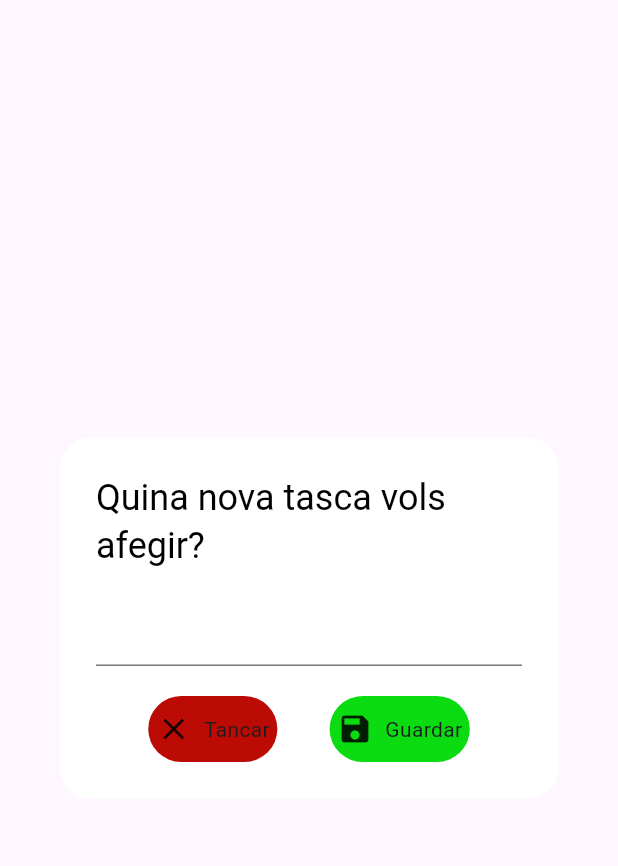
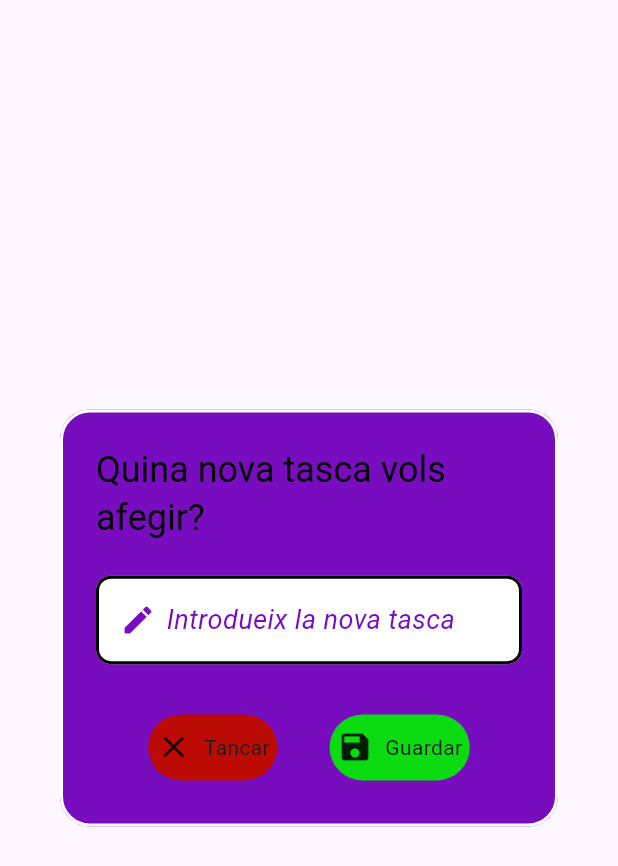
Before and after one commit to carlevo/app_tasks, a Flutter app: the DialogNovaTasca widget shown alone on an empty page, opened directly, on a phone screen of 412 x 824 dp. Shown: the top 866 px of the screen. Run offline on Flutter 3.47's test engine with Material 3 defaults, Android fonts, the light colour scheme and no system bars.

Commit message:
Estil dialog acabat

```diff
--- a/lib/components/dialog_nova_tasca.dart
+++ b/lib/components/dialog_nova_tasca.dart
@@ -1,5 +1,6 @@
 import 'package:app_tasks/colors_app.dart';
 import 'package:app_tasks/components/boto_dialog.dart';
+import 'package:app_tasks/components/textfieldpersonalitzat.dart';
 import 'package:flutter/material.dart';
 
 class DialogNovaTasca extends StatelessWidget {
@@ -8,18 +9,28 @@ class DialogNovaTasca extends StatelessWidget {
   @override
   Widget build(BuildContext context) {
     return AlertDialog(
-      backgroundColor: ColorsApp.secondaryColor,
-      shape: RoundedRectangleBorder(borderRadius: BorderRadius.circular(20)),
+      //Fondo del dialogo
+      backgroundColor: ColorsApp.accentColor,
+      shape: RoundedRectangleBorder(
+        borderRadius: BorderRadius.circular(20),
+        //Añadimos el side
+        side: BorderSide(color: ColorsApp.secondaryColor, width: 2),
+      ),
 
       title: Text(
         "Quina nova tasca vols afegir?",
         style: TextStyle(color: ColorsApp.primaryColor),
       ),
       content: Container(
+        //Añadimos el height y width para limitar el contenido
+        height: 150,
+        width: MediaQuery.of(context).size.width * 0.8,
         child: Column(
+          //Añadimos un evenly para que quede uniforme
+          mainAxisAlignment: MainAxisAlignment.spaceEvenly,
           mainAxisSize: MainAxisSize.min,
           children: [
-            TextField(),
+            Textfieldpersonalitzat(),
             SizedBox(height: 20),
             Row(
               mainAxisAlignment: MainAxisAlignment.spaceEvenly,
--- /dev/null
+++ b/lib/components/textfieldpersonalitzat.dart
@@ -0,0 +1,51 @@
+import 'package:app_tasks/colors_app.dart';
+import 'package:flutter/material.dart';
+
+//Customizar con los colores que pertoque
+class Textfieldpersonalitzat extends StatelessWidget {
+  const Textfieldpersonalitzat({super.key});
+
+  @override
+  Widget build(BuildContext context) {
+    return TextField(
+      //Color del cursor al escribir
+      cursorColor: ColorsApp.primaryColor,
+      //Tamaño del cursor que parpadea al escribir
+      cursorWidth: 2,
+      //Estilos de la caja de texto
+      style: TextStyle(
+        color: ColorsApp.accentColor,
+        fontSize: 18,
+        fontStyle: FontStyle.italic,
+      ),
+      decoration: InputDecoration(
+        hint: Row(
+          children: [
+            Icon(Icons.edit, color: ColorsApp.accentColor),
+            SizedBox(width: 7),
+            Text(
+              "Introdueix la nova tasca",
+              style: TextStyle(
+                color: ColorsApp.accentColor,
+                fontSize: 18,
+                fontStyle: FontStyle.italic,
+              ),
+            ),
+          ],
+        ),
+        filled: true,
+        //back del textfield
+        fillColor: ColorsApp.secondaryColor,
+
+        enabledBorder: OutlineInputBorder(
+          borderRadius: BorderRadius.circular(10),
+          borderSide: BorderSide(color: ColorsApp.primaryColor, width: 2),
+        ),
+        //Aspecte de la bora quan el TextField está en focus
+        focusedBorder: UnderlineInputBorder(
+          borderSide: BorderSide(color: ColorsApp.closeColor),
+        ),
+      ),
+    );
+  }
+}
```
